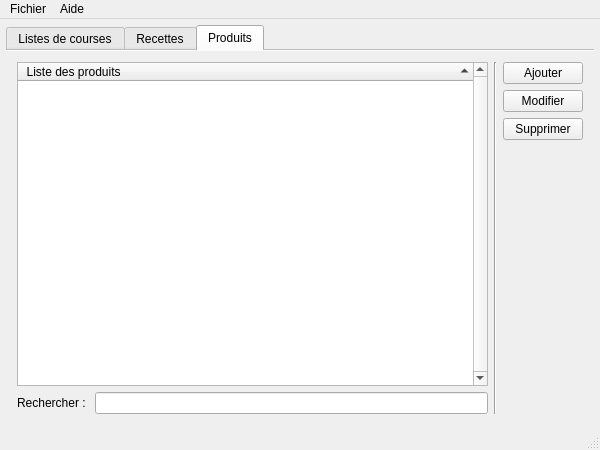
The window that CourseHelper/mainwindow.ui (GQMP/course-helper) describes before a commit, drawn with Qt 5.
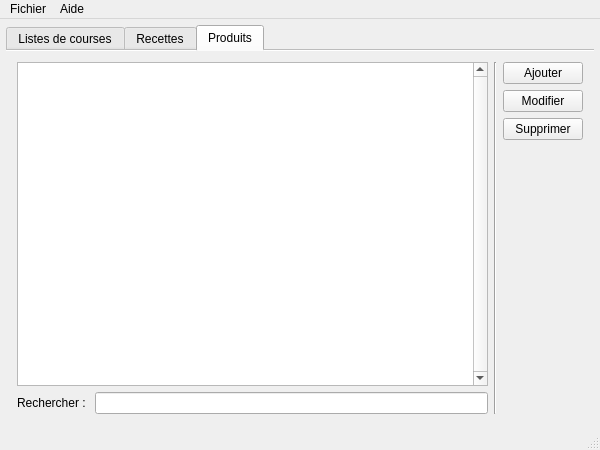
The same window after the commit.

Commit message: Product dialogs...

Patch:
```diff
--- a/CourseHelper/mainwindow.ui
+++ b/CourseHelper/mainwindow.ui
@@ -298,7 +298,7 @@
         <item>
          <layout class="QVBoxLayout" name="_produitLayout1">
           <item>
-           <widget class="QTreeWidget" name="produitTreeWidget">
+           <widget class="QTableView" name="productTableView">
             <property name="verticalScrollBarPolicy">
              <enum>Qt::ScrollBarAlwaysOn</enum>
             </property>
@@ -320,11 +320,9 @@
             <attribute name="headerHighlightSections">
              <bool>false</bool>
             </attribute>
-            <column>
-             <property name="text">
-              <string>  Liste des produits</string>
-             </property>
-            </column>
+            <attribute name="horizontalHeaderStretchLastSection">
+             <bool>true</bool>
+            </attribute>
            </widget>
           </item>
           <item>
```
Left out of the diff: 86 changed lines with no effect on the pictures. The commit also changes 8 other files.
